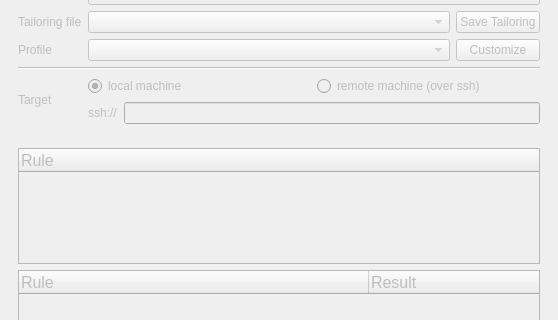
Before: the Qt Designer form ui/MainWindow.ui in OpenSCAP/scap-workbench, drawn with Qt 5; both pictures show x 0 to 558 and y 103 to 423 of the 558 by 678 pixel window.
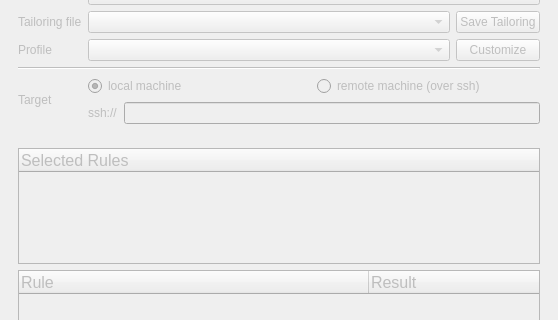
After: the same form once the commit is applied.

Commit message: Fill the selected rules tree with selected rules from current profile

Patch:
```diff
--- a/ui/MainWindow.ui
+++ b/ui/MainWindow.ui
@@ -215,9 +215,12 @@
            <pointsize>12</pointsize>
           </font>
          </property>
+         <property name="rootIsDecorated">
+          <bool>false</bool>
+         </property>
          <column>
           <property name="text">
-           <string>Rule</string>
+           <string>Selected Rules</string>
           </property>
          </column>
         </widget>
```
The commit also changes 1 other file.
